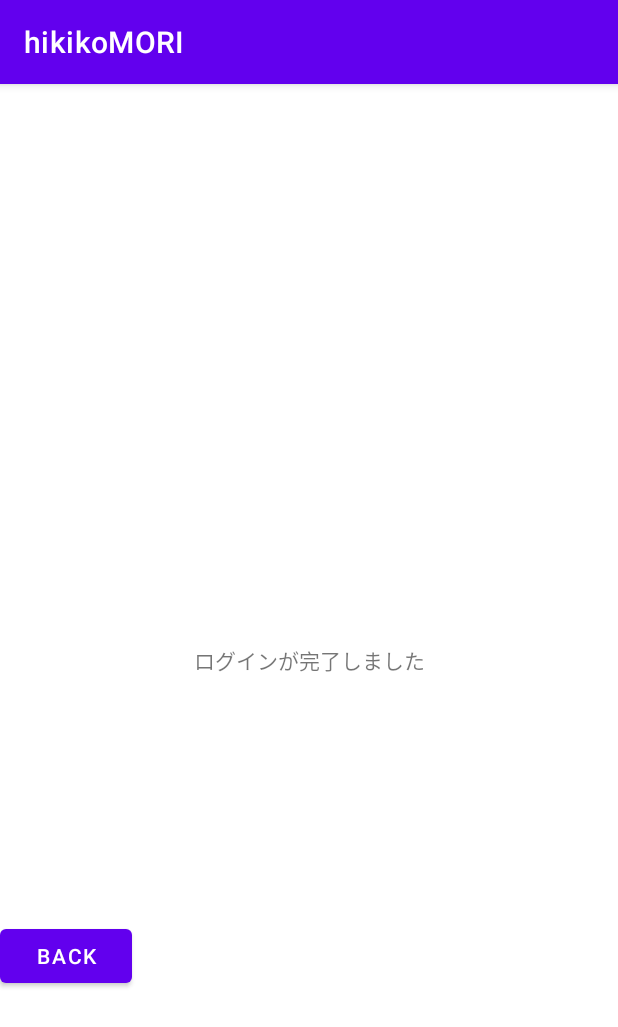
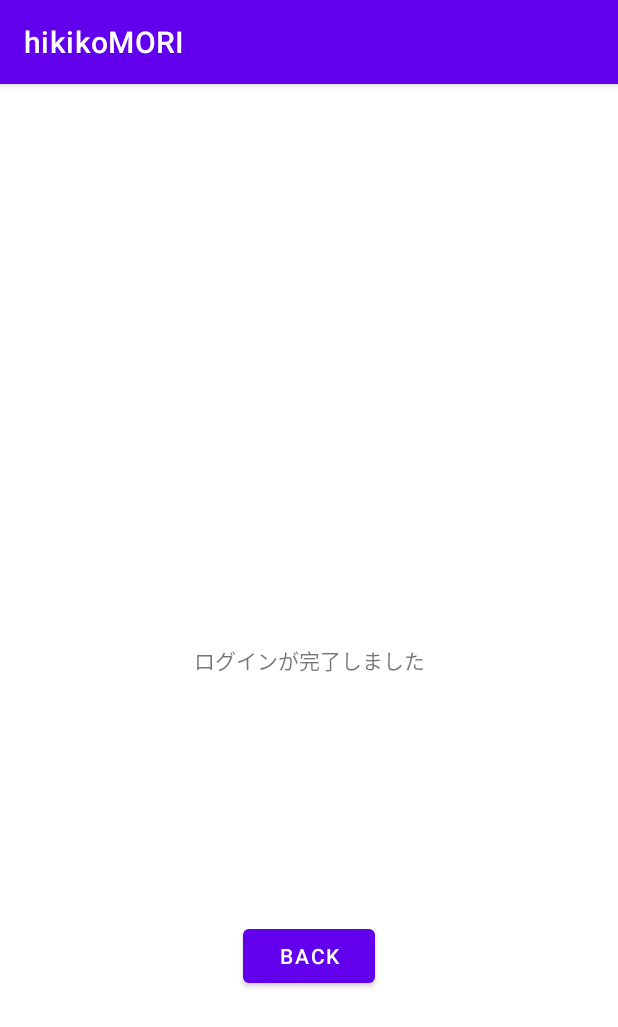
Before and after one commit to tanimuranaomichi/hikikoMORI, an Android app: the CallBackActivity screen opened directly, with no data from a screen before it, on a phone screen of 412 x 824 dp. Shown: the top 1027 px of the screen. Run offline under Robolectric (Android 15) with nearby library versions, the phone set to English and light mode, and no system bars.

Commit message:
callbackactivityのボタンが左にずれていたのを真ん中に移動

```diff
--- a/app/src/main/res/layout/activity_call_back.xml
+++ b/app/src/main/res/layout/activity_call_back.xml
@@ -23,6 +23,7 @@
         android:layout_height="wrap_content"
         android:text="BACK"
         app:layout_constraintBottom_toBottomOf="parent"
-        app:layout_constraintTop_toBottomOf="@+id/textView_finish"
-        tools:layout_editor_absoluteX="158dp" />
+        app:layout_constraintEnd_toEndOf="parent"
+        app:layout_constraintStart_toStartOf="parent"
+        app:layout_constraintTop_toBottomOf="@+id/textView_finish" />
 </androidx.constraintlayout.widget.ConstraintLayout>
```
